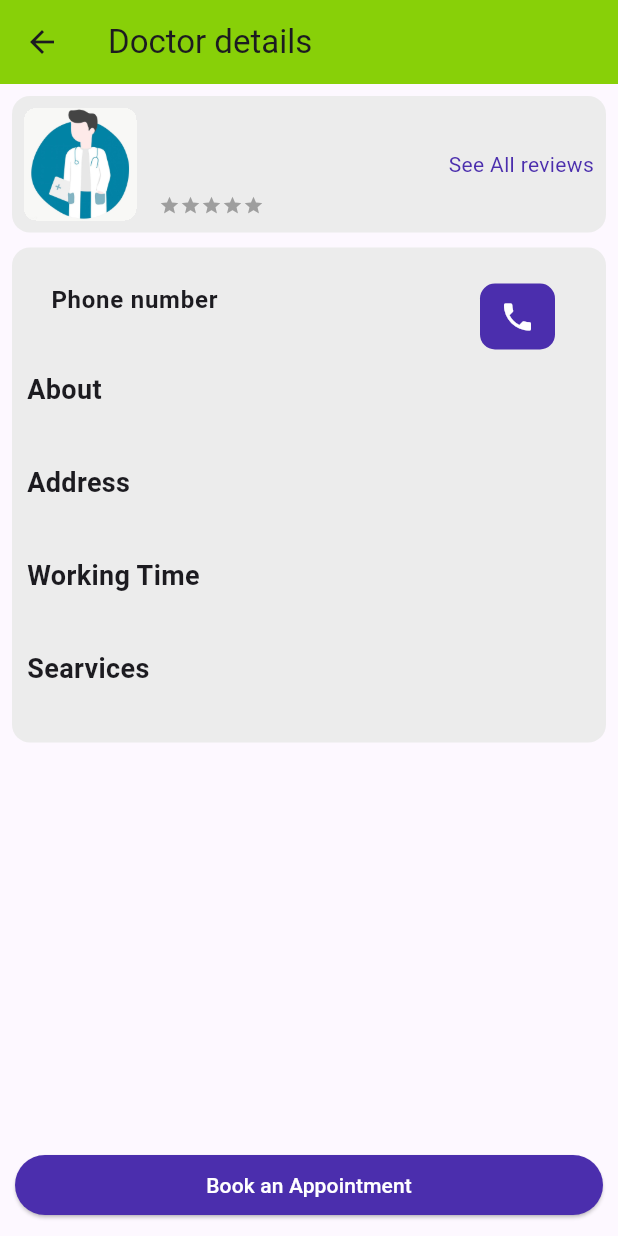
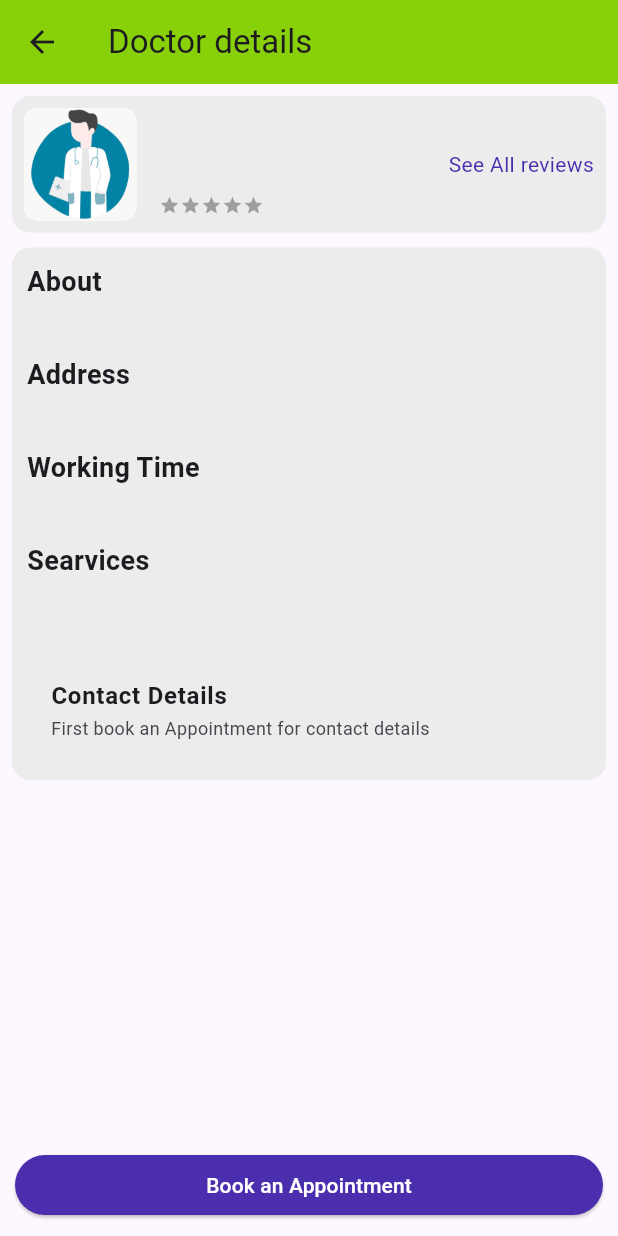
Before and after one commit to sagor1414/sMedical, a Flutter app: the DoctorProfile screen opened directly with empty values, on a phone screen of 412 x 824 dp. Run offline on Flutter 3.47's test engine with Material 3 defaults, Android fonts, the phone set to English and light mode, and no system bars; drawn by our look-alikes of velocity_x; our stand-ins replace cloud_firestore, firebase_auth, firebase_core, get; accounts and stored records are empty.

Commit message:
fixing some bugs,changes some ui in doctor details

```diff
--- a/lib/app/book_appointment/controller/book_appointment_controller.dart
+++ b/lib/app/book_appointment/controller/book_appointment_controller.dart
@@ -9,7 +9,7 @@ class AppointmentController extends GetxController {
   var appMessageController = TextEditingController();
   final GlobalKey<FormState> formkey = GlobalKey<FormState>();
 
-  bookAppointment(String docId, String docName, context) async {
+  bookAppointment(String docId, String docName, String docNum, context) async {
     if (formkey.currentState!.validate()) {
       try {
         isLoading(true);
@@ -23,6 +23,7 @@ class AppointmentController extends GetxController {
           'appMsg': appMessageController.text,
           'appWith': docId,
           'appDocName': docName,
+          'appDocNum': docNum,
         });
         isLoading(false);
         VxToast.show(context, msg: "Appointment is booked sucessfully");
--- a/lib/app/doctor_profile/view/doctor_view.dart
+++ b/lib/app/doctor_profile/view/doctor_view.dart
@@ -75,26 +75,6 @@ class DoctorProfile extends StatelessWidget {
                 child: Column(
                   crossAxisAlignment: CrossAxisAlignment.start,
                   children: [
-                    ListTile(
-                      title: "Phone number"
-                          .text
-                          .semiBold
-                          .size(AppFontSize.size16)
-                          .make(),
-                      subtitle: doc['docPhone'].toString().text.make(),
-                      trailing: Container(
-                        width: 50,
-                        padding: const EdgeInsets.all(10),
-                        decoration: BoxDecoration(
-                          borderRadius: BorderRadius.circular(10),
-                          color: AppColors.primeryColor,
-                        ),
-                        child: const Icon(
-                          Icons.phone,
-                          color: Colors.white,
-                        ),
-                      ),
-                    ),
                     "About".text.semiBold.size(AppFontSize.size18).make(),
                     5.heightBox,
                     doc['docAbout']
@@ -130,6 +110,18 @@ class DoctorProfile extends StatelessWidget {
                         .text
                         .size(AppFontSize.size14)
                         .make(),
+                    25.heightBox,
+                    ListTile(
+                      title: "Contact Details"
+                          .text
+                          .semiBold
+                          .size(AppFontSize.size16)
+                          .make(),
+                      subtitle: "First book an Appointment for contact details"
+                          .text
+                          .size(AppFontSize.size12)
+                          .make(),
+                    ),
                   ],
                 ),
               ),
@@ -141,10 +133,13 @@ class DoctorProfile extends StatelessWidget {
         padding: const EdgeInsets.all(10),
         child: CoustomButton(
             onTap: () {
-              Get.to(() => BookAppointmentView(
-                    docId: doc['docId'],
-                    docName: doc['docName'],
-                  ));
+              Get.to(
+                () => BookAppointmentView(
+                  docId: doc['docId'],
+                  docName: doc['docName'],
+                  docNum: doc['docPhone'],
+                ),
+              );
             },
             title: "Book an Appointment"),
       ),
```
Also changed, not shown: lib/app/appointment_details/view/appointment_details.dart (+22 -1 lines), lib/app/book_appointment/view/appointment_view.dart (+9 -3 lines).
